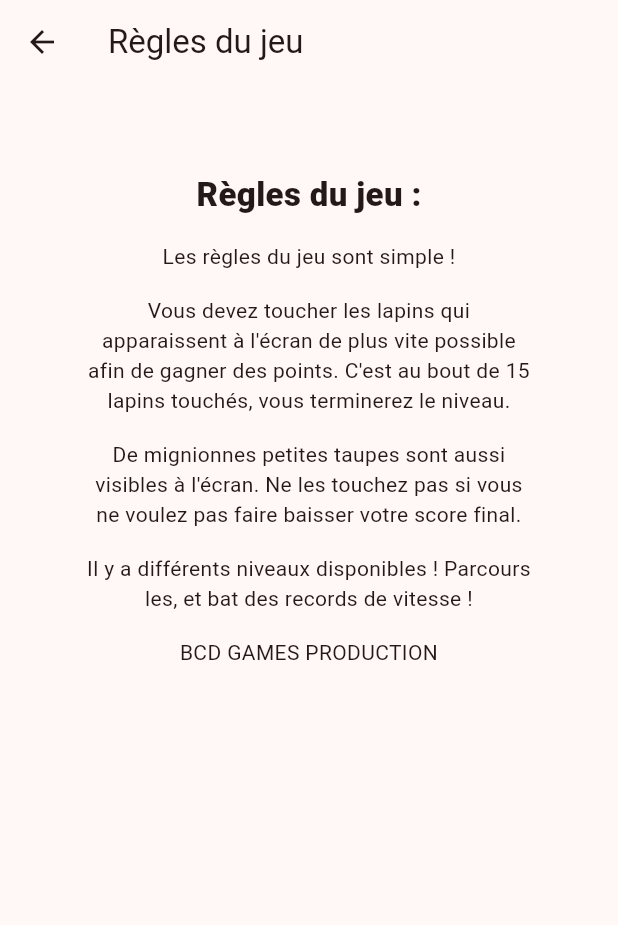
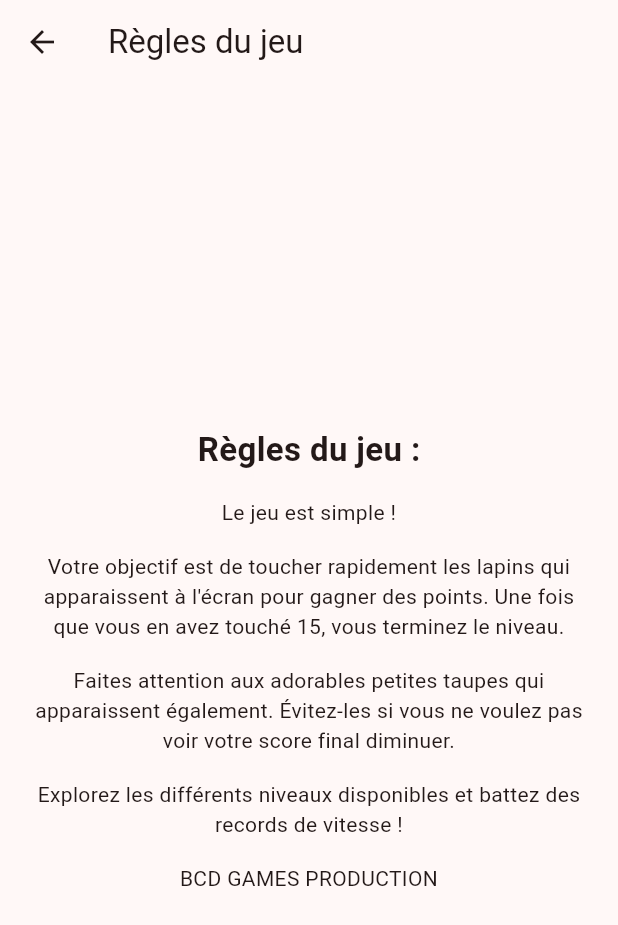
Before and after one commit to TomDubois12/TP_FLUTTER_LAPIN, a Flutter app: the screen it shows after launch, after a tap on "Règles du jeu", on a phone screen of 412 x 824 dp. Shown: the top 925 px of the screen. Run offline on Flutter 3.47's test engine with Material 3 defaults, Android fonts, the phone set to English and light mode, and no system bars; our stand-ins replace go_router, sqflite_common; accounts and stored records are empty.

Commit message:
redirection et regles

```diff
--- a/tp_flutter_lapin/lib/dialogues/congratulationsDialog.dart
+++ b/tp_flutter_lapin/lib/dialogues/congratulationsDialog.dart
@@ -1,4 +1,5 @@
 import 'package:flutter/material.dart';
+import 'package:go_router/go_router.dart';
 
 class CongratulationsDialog extends StatelessWidget {
   final int nbTaupe;
@@ -35,7 +36,7 @@ class CongratulationsDialog extends StatelessWidget {
           onPressed: () {
             String playerName = nameController.text.trim();
             onSaveScore(playerName, score);
-            Navigator.of(context).pop();
+            context.go('/home');
           },
         ),
       ],
--- a/tp_flutter_lapin/lib/ui/home_page.dart
+++ b/tp_flutter_lapin/lib/ui/home_page.dart
@@ -8,15 +8,15 @@ class HomeScreen extends StatelessWidget {
   Widget build(BuildContext context) {
 
     return Scaffold(
-      appBar: AppBar(title: const Text('Page d\'accueil')),
+      appBar: AppBar(title: const Text('Hit The Rabbit')),
       body: Center(
         child: Column(
           mainAxisAlignment: MainAxisAlignment.center,
           children: [
             Image.asset(
               'assets/Logo.png',
-              width: 400,
-              height: 400,
+              width: 300,
+              height: 300,
             ),
             const SizedBox(height: 20),
             Column(
--- a/tp_flutter_lapin/lib/ui/rules_page.dart
+++ b/tp_flutter_lapin/lib/ui/rules_page.dart
@@ -10,42 +10,58 @@ class RulesScreen extends StatelessWidget {
         title: const Text('Règles du jeu'),
       ),
       body: Container(
-        padding: const EdgeInsets.all(50),
+        padding: const EdgeInsets.all(20),
         child: const Center(
           child: Column(
+            mainAxisAlignment: MainAxisAlignment.center,
             children: [
-
               Padding(
-                  padding: EdgeInsets.all(8.0),
-                  child: Text('Règles du jeu :',
+                padding: EdgeInsets.symmetric(vertical: 8.0),
+                child: Text(
+                  'Règles du jeu :',
                   style: TextStyle(
-                      fontWeight: FontWeight.w800,
+                    fontWeight: FontWeight.bold,
                     fontSize: 22,
                   ),
                 ),
               ),
               Padding(
-                  padding: EdgeInsets.all(8.0),
-                  child: Text("Les règles du jeu sont simple !", textAlign: TextAlign.center),
+                padding: EdgeInsets.symmetric(vertical: 8.0),
+                child: Text(
+                  "Le jeu est simple !",
+                  textAlign: TextAlign.center,
+                ),
               ),
               Padding(
-                  padding: EdgeInsets.all(8.0),
-                  child: Text("Vous devez toucher les lapins qui apparaissent à l'écran de plus vite possible afin de gagner des points. C'est au bout de 15 lapins touchés, vous terminerez le niveau.", textAlign: TextAlign.center),
+                padding: EdgeInsets.symmetric(vertical: 8.0),
+                child: Text(
+                  "Votre objectif est de toucher rapidement les lapins qui apparaissent à l'écran pour gagner des points. Une fois que vous en avez touché 15, vous terminez le niveau.",
+                  textAlign: TextAlign.center,
+                ),
               ),
               Padding(
-                  padding: EdgeInsets.all(8.0),
-                  child: Text("De mignionnes petites taupes sont aussi visibles à l'écran. Ne les touchez pas si vous ne voulez pas faire baisser votre score final.", textAlign: TextAlign.center),
+                padding: EdgeInsets.symmetric(vertical: 8.0),
+                child: Text(
+                  "Faites attention aux adorables petites taupes qui apparaissent également. Évitez-les si vous ne voulez pas voir votre score final diminuer.",
+                  textAlign: TextAlign.center,
+                ),
               ),
               Padding(
-                  padding: EdgeInsets.all(8.0),
-                  child: Text("Il y a différents niveaux disponibles ! Parcours les, et bat des records de vitesse !", textAlign: TextAlign.center),
+                padding: EdgeInsets.symmetric(vertical: 8.0),
+                child: Text(
+                  "Explorez les différents niveaux disponibles et battez des records de vitesse !",
+                  textAlign: TextAlign.center,
+                ),
               ),
               Padding(
-                  padding: EdgeInsets.all(8.0),
-                  child: Text("BCD GAMES PRODUCTION", textAlign: TextAlign.center),
+                padding: EdgeInsets.symmetric(vertical: 8.0),
+                child: Text(
+                  "BCD GAMES PRODUCTION",
+                  textAlign: TextAlign.center,
+                ),
               ),
             ],
-            )
+          ),
         ),
       ),
     );
```
Also changed, not shown: tp_flutter_lapin/pubspec.lock. Lines whose indentation alone changed are shown as unchanged.
